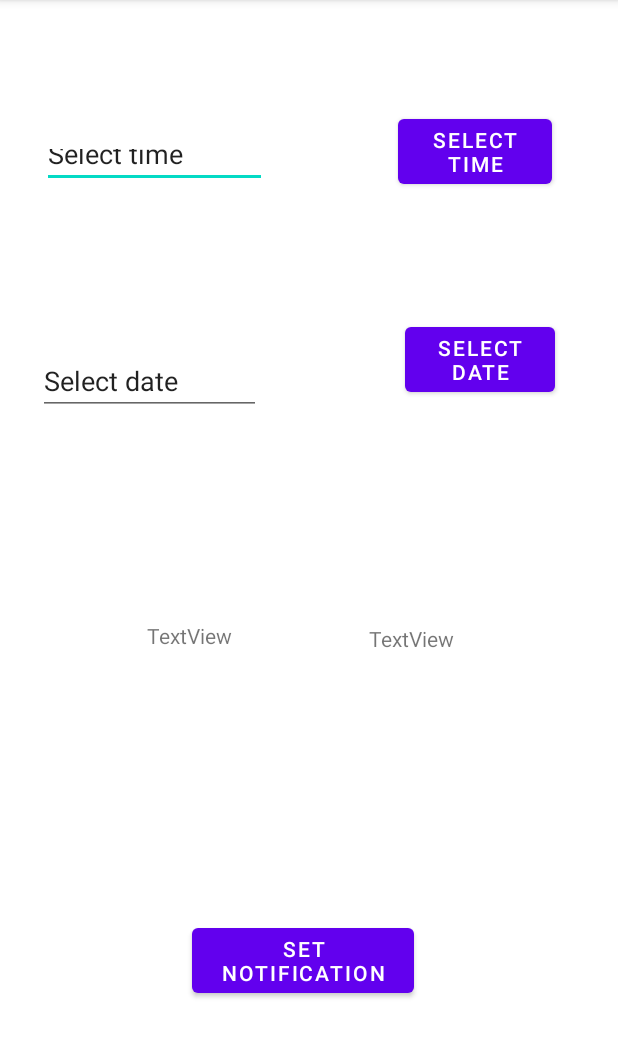
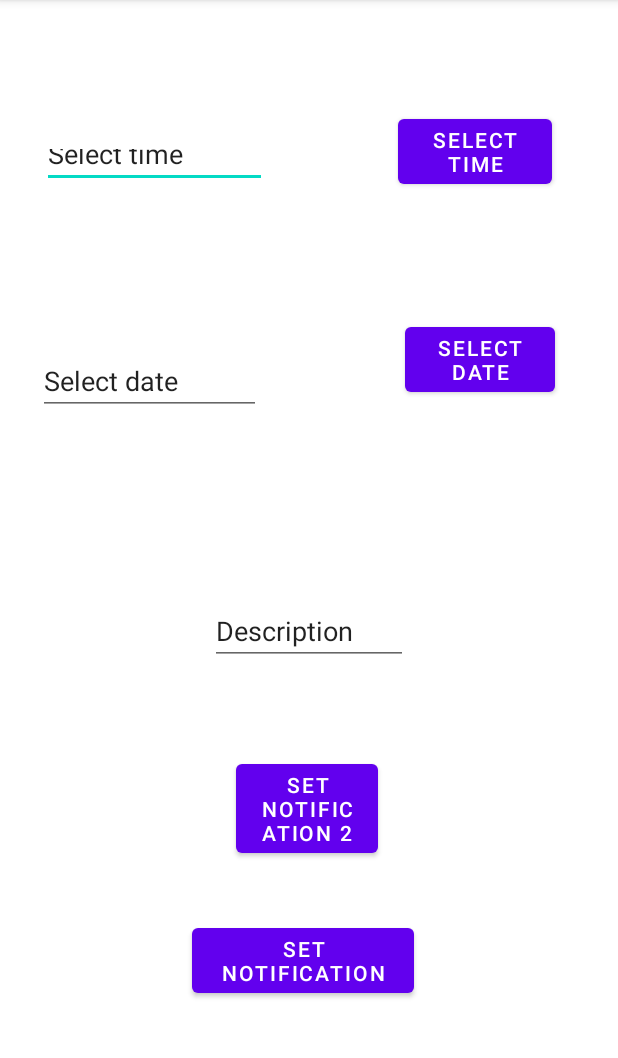
Before and after one commit to s00196433/project300notification, an Android app: the screen it shows after launch (MainActivity), after a tap on "SET NOTIFICATION", on a phone screen of 412 x 824 dp, the part 84-1142 px from its top. Run offline under Robolectric (Android 15) with nearby library versions, the phone set to English and light mode, and no system bars.

```diff
--- a/app/src/main/AndroidManifest.xml
+++ b/app/src/main/AndroidManifest.xml
@@ -10,6 +10,9 @@
         android:supportsRtl="true"
         android:theme="@style/Theme.Project300notification">
         <activity
+            android:name=".notificationListActivity"
+            android:exported="true" />
+        <activity
             android:name=".MainActivity"
             android:exported="true">
             <intent-filter>
@@ -18,7 +21,8 @@
                 <category android:name="android.intent.category.LAUNCHER" />
             </intent-filter>
         </activity>
-        <receiver android:name=".Reminder"/>
+
+        <receiver android:name=".Reminder" />
     </application>
 
 </manifest>
--- a/app/src/main/java/zoe/itsligo/project300notification/MainActivity.java
+++ b/app/src/main/java/zoe/itsligo/project300notification/MainActivity.java
@@ -13,6 +13,7 @@ import android.app.PendingIntent;
 import android.app.TimePickerDialog;
 import android.content.Context;
 import android.content.Intent;
+import android.content.SharedPreferences;
 import android.graphics.Color;
 import android.graphics.drawable.ColorDrawable;
 import android.os.Build;
@@ -20,11 +21,14 @@ import android.os.Bundle;
 import android.view.View;
 import android.widget.Button;
 import android.widget.DatePicker;
+import android.widget.EditText;
 import android.widget.TextView;
 import android.widget.TimePicker;
 import android.widget.Toast;
 
+import java.util.ArrayList;
 import java.util.Calendar;
+import java.util.List;
 
 public class MainActivity extends AppCompatActivity implements TimePickerDialog.OnTimeSetListener {
 
@@ -38,9 +42,38 @@ public class MainActivity extends AppCompatActivity implements TimePickerDialog.
     int month1;
     int year1;
 
+    private TextView descInput;
     private TextView mDisplayDate;
     private TextView mDisplayTime;
     private DatePickerDialog.OnDateSetListener onDateSetListener;
+
+    /*---------------------------------------------------------------------*/
+    /*public static final String channelID1 = "200";
+    public static final int channelID1no = 200;
+    public static String channelDescription1 = null;
+    public static final String moduleTitle = "RAD";*/
+    public static String channelDescription1 = null;
+    public static final String moduleTitle = "RAD";
+    //public static final int NOTIFICATION_ID = 200;
+
+    //private static final String TAG = "YourNotification";
+    //private static final int NOTIFICATION_ID = 200;
+    /*---------------------------------------------------------------------*/
+   /* ArrayList<notificationClass> notifiList=new ArrayList<notificationClass>();
+    notificationClass c1=new notificationClass(200,"BaseChannel");*/
+    ArrayList<notificationClass> notifiList=new ArrayList<notificationClass>();
+    int  lastScore, best1,best2,best3,best4,best5;
+
+
+    public static String Ctag = "c1";
+    public static String Cnumber = "200";
+
+
+   // public static CharSequence Ctag = "c1";
+   // public static int Cnumber ;
+
+    String NotifiDate ;
+    String NotifiTime ;
 
 
     @Override
@@ -49,8 +82,10 @@ private DatePickerDialog.OnDateSetListener onDateSetListener;
         setContentView(R.layout.activity_main);
 
         // Date start
+        descInput = (EditText) findViewById(R.id.ETdescription);
         mDisplayTime = (TextView) findViewById(R.id.ETtime);
         mDisplayDate = (TextView) findViewById(R.id.ETdate);
+
         dateB = (Button) findViewById(R.id.DateButton);
         dateB.setOnClickListener(new View.OnClickListener() {
             @Override
@@ -65,18 +100,18 @@ private DatePickerDialog.OnDateSetListener onDateSetListener;
                         MainActivity.this,
                         android.R.style.Theme_Holo_Light_Dialog_MinWidth,
                         onDateSetListener,
-                        year,month,day);
+                        year, month, day);
                 dialog.getWindow().setBackgroundDrawable(new ColorDrawable(Color.TRANSPARENT));
                 dialog.show();
 
 
             }
+
         });
 
 
+        createNotificationChannel();
 
-
-        createNotificationChannel();
 
         timeB = (Button) findViewById(R.id.TimeButton);
         timeB.setOnClickListener(new View.OnClickListener() {
@@ -90,6 +125,9 @@ private DatePickerDialog.OnDateSetListener onDateSetListener;
 
         });
 
+
+
+
         onDateSetListener = new DatePickerDialog.OnDateSetListener() {
             @Override
             public void onDateSet(DatePicker datePicker, int year, int month, int day) {
@@ -97,16 +135,45 @@ private DatePickerDialog.OnDateSetListener onDateSetListener;
                 month1 = month;
                 year1 = year;
                 int monthDisplay = month + 1;
-                    mDisplayDate.setText(day + "/" + monthDisplay + "/" + year);
+                NotifiDate =  day + "/" + monthDisplay + "/" + year;
+                mDisplayDate.setText(NotifiDate);
 
             }
         };
 
 
+        Button setReminder = (Button) findViewById(R.id.NotifyButton);
+        setReminder.setOnClickListener(v -> {
 
-        Button setReminder = (Button) findViewById(R.id.NotifyButton);
-        setReminder.setOnClickListener( v -> {
+            String name =  descInput.getText().toString();
 
+                channelDescription1 = name;
+                Toast.makeText(this, channelDescription1, Toast.LENGTH_SHORT).show();
+                TimeCheck();
+
+
+        });
+
+        Button setReminder2 = (Button) findViewById(R.id.Notify2Button);
+        setReminder2.setOnClickListener(v -> {
+
+            TimeCheck();
+
+        });
+
+
+    }
+
+    @Override
+    public void onTimeSet(TimePicker view, int hourOfDay, int minute) {
+        hourOfDay1 = hourOfDay;
+        minute1 = minute;
+        NotifiTime = hourOfDay + ":" + minute;
+        mDisplayTime.setText(NotifiTime);
+
+    }
+
+    public void TimeCheck() {
         boolean validInput = false;
 
         String dispDate = mDisplayDate.getText().toString();
@@ -117,7 +184,7 @@ private DatePickerDialog.OnDateSetListener onDateSetListener;
         calendar.setTimeInMillis(System.currentTimeMillis());
         calendar.set(Calendar.YEAR, year1);
         calendar.set(Calendar.MONTH, month1);
-            calendar.set(Calendar.DAY_OF_MONTH,day1);
+        calendar.set(Calendar.DAY_OF_MONTH, day1);
         calendar.set(Calendar.HOUR_OF_DAY, hourOfDay1);
         calendar.set(Calendar.MINUTE, minute1);
         calendar.set(Calendar.SECOND, 0);
@@ -126,38 +193,29 @@ private DatePickerDialog.OnDateSetListener onDateSetListener;
         Calendar time = Calendar.getInstance();
         Calendar date = Calendar.getInstance();
         Calendar c = Calendar.getInstance();
-            time.set(Calendar.HOUR_OF_DAY,hourOfDay1);
-            time.set(Calendar.MINUTE,minute1);
-            date.set(Calendar.YEAR,year1);
-            date.set(Calendar.MONTH,month1);
-            date.set(Calendar.DAY_OF_MONTH,day1);
+        time.set(Calendar.HOUR_OF_DAY, hourOfDay1);
+        time.set(Calendar.MINUTE, minute1);
+        date.set(Calendar.YEAR, year1);
+        date.set(Calendar.MONTH, month1);
+        date.set(Calendar.DAY_OF_MONTH, day1);
 
 
-            if (dispDate.contains("Select date") || dispTime.contains("Select time"))
-            {
-                Toast.makeText( this , "You must select a time and date!" , Toast.LENGTH_SHORT).show();
-            }
-            else if(date.getTimeInMillis() == c.getTimeInMillis()){
+        if (dispDate.contains("Select date") || dispTime.contains("Select time")) {
+            Toast.makeText(this, "You must select a time and date!", Toast.LENGTH_SHORT).show();
+        } else if (date.getTimeInMillis() == c.getTimeInMillis()) {
 
-                Toast.makeText( this , "its today" , Toast.LENGTH_SHORT).show();
-                 if(time.getTimeInMillis() < c.getTimeInMillis())
-                {
-                    Toast.makeText( this , "Your time has passed" , Toast.LENGTH_SHORT).show();
-                }
-                 else
-                 {
-                     Toast.makeText( this , "Valid time" , Toast.LENGTH_SHORT).show();
+            Toast.makeText(this, "its today", Toast.LENGTH_SHORT).show();
+            if (time.getTimeInMillis() < c.getTimeInMillis()) {
+                Toast.makeText(this, "Your time has passed", Toast.LENGTH_SHORT).show();
+            } else {
+                Toast.makeText(this, "Valid time", Toast.LENGTH_SHORT).show();
                 validInput = true;
             }
 
-            }
-            else if (date.getTimeInMillis() < c.getTimeInMillis())
-            {
-                Toast.makeText( this , "you want a time machine?" , Toast.LENGTH_SHORT).show();
-            }
-            else
-            {
-                Toast.makeText( this , "valid day/mouth/year" , Toast.LENGTH_SHORT).show();
+        } else if (date.getTimeInMillis() < c.getTimeInMillis()) {
+            Toast.makeText(this, "you want a time machine?", Toast.LENGTH_SHORT).show();
+        } else {
+            Toast.makeText(this, "valid day/mouth/year", Toast.LENGTH_SHORT).show();
             validInput = true;
         }
 
@@ -172,39 +230,49 @@ private DatePickerDialog.OnDateSetListener onDateSetListener;
             AlarmManager alarmManager = (AlarmManager) getSystemService(ALARM_SERVICE);
 
 
-
             alarmManager.setRepeating(AlarmManager.RTC_WAKEUP, calendar.getTimeInMillis(),
                     AlarmManager.INTERVAL_DAY, pendingIntent);
 
+            //activity link
+
+            String notification = moduleTitle +"   "+ NotifiTime +"   "+ NotifiDate;
+            Intent i = new Intent(MainActivity.this, notificationListActivity.class);
+            i.putExtra("alert1",notification);
+            startActivity(i);
+
+        }
     }
 
-        });
+   /*public void channelDetails() {
 
-    }
+       Ctag = "c1";
+       Cnumber = "200";
 
-    @Override
-    public void onTimeSet(TimePicker view , int hourOfDay, int minute) {
-        hourOfDay1 = hourOfDay;
-        minute1 = minute;
+    } */
 
-            mDisplayTime.setText(hourOfDay + ":" + minute);
-
-    }
 
     private void createNotificationChannel() {
 
+
+
         if (Build.VERSION.SDK_INT >= Build.VERSION_CODES.O) {
-            CharSequence name = "project300ReminderChannel";
-            String description = "Channel for Project300  reminder";
+           // CharSequence name = channelID1;
+          //  String description = "Channel for Project300  reminder";
+            notificationClass[] notificationList;
+
                 int important = NotificationManager.IMPORTANCE_DEFAULT;
-            NotificationChannel channel = new NotificationChannel("notifyLemubit", name, important);
-            channel.setDescription(description);
+          // NotificationChannel channel = new NotificationChannel("c1.notificationNumber",c1.notificationTag,important);
+          // NotificationChannel channel = new NotificationChannel( "TAG",NOTIFICATION_ID,important);
+
+            NotificationChannel channel = new NotificationChannel(Cnumber,Ctag,important);
+
+            channel.setDescription(channelDescription1);
 
             NotificationManager notificationManager = getSystemService(NotificationManager.class);
             notificationManager.createNotificationChannel(channel);
-        }
 
 
         }
+    }
 
 }
--- a/app/src/main/res/layout/activity_main.xml
+++ b/app/src/main/res/layout/activity_main.xml
@@ -74,25 +74,29 @@
         android:layout_toStartOf="@+id/DateButton"
         android:text="Select date" />
 
-    <TextView
-        android:id="@+id/textView"
-        android:layout_width="wrap_content"
-        android:layout_height="wrap_content"
-        android:layout_above="@+id/NotifyButton"
-        android:layout_alignParentEnd="true"
-        android:layout_marginEnd="109dp"
-        android:layout_marginBottom="177dp"
-        android:text="TextView" />
-
-    <TextView
-        android:id="@+id/textView3"
+    <Button
+        android:id="@+id/Notify2Button"
         android:layout_width="wrap_content"
         android:layout_height="wrap_content"
         android:layout_above="@+id/NotifyButton"
         android:layout_alignParentStart="true"
-        android:layout_marginStart="98dp"
-        android:layout_marginBottom="179dp"
-        android:text="TextView" />
+        android:layout_alignParentEnd="true"
+        android:layout_marginStart="157dp"
+        android:layout_marginEnd="160dp"
+        android:layout_marginBottom="38dp"
+        android:text="Set Notification 2" />
+
+    <EditText
+        android:id="@+id/ETdescription"
+        android:layout_width="wrap_content"
+        android:layout_height="wrap_content"
+        android:layout_above="@+id/Notify2Button"
+        android:layout_alignParentStart="true"
+        android:layout_alignParentEnd="true"
+        android:layout_marginStart="140dp"
+        android:layout_marginEnd="140dp"
+        android:layout_marginBottom="60dp"
+        android:text="Description" />
 
     <!-- android:onClick="doNotificaion" -->
         app:layout_constraintBottom_toBottomOf="parent"
--- /dev/null
+++ b/app/src/main/res/values/integers.xml
@@ -0,0 +1,4 @@
+<?xml version="1.0" encoding="utf-8"?>
+<resources>
+    <integer name="notificationId">1</integer>
+</resources>
```
Also changed, not shown: app/src/main/java/zoe/itsligo/project300notification/Reminder.java (+12 -4 lines), app/src/main/java/zoe/itsligo/project300notification/notificationClass.java (added, +20 -0 lines), app/src/main/java/zoe/itsligo/project300notification/notificationListActivity.java (added, +122 -0 lines), app/src/main/res/layout/activity_notification_list.xml (added, +18 -0 lines). Lines whose indentation alone changed are shown as unchanged.
